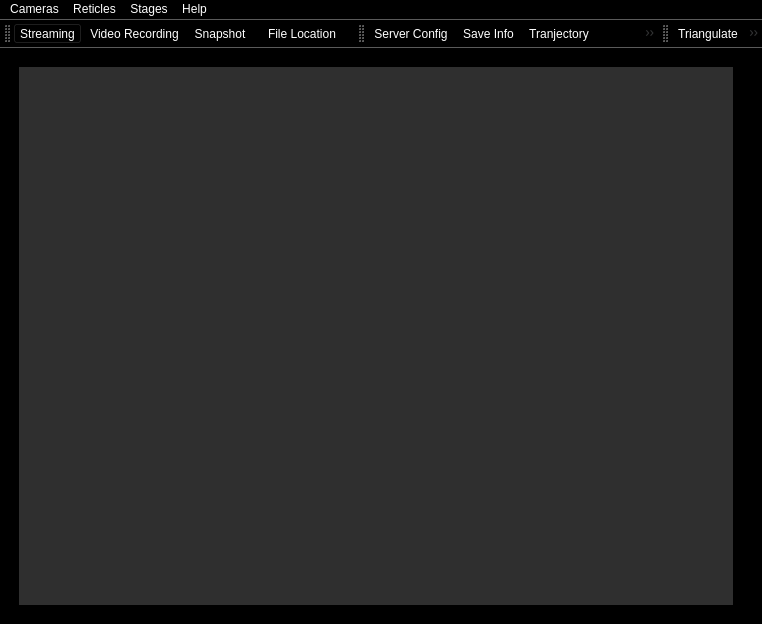
This is ui/mainWindow.ui in AllenNeuralDynamics/parallax as Qt 5 draws it before an edit. The edited form follows.
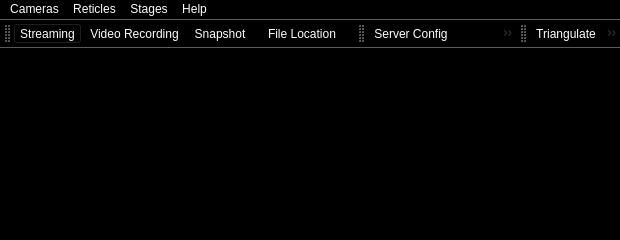
This is the edited form. Icons and pictures are not drawn.

```diff
--- a/ui/mainWindow.ui
+++ b/ui/mainWindow.ui
@@ -6,8 +6,8 @@
    <rect>
     <x>0</x>
     <y>0</y>
-    <width>762</width>
-    <height>624</height>
+    <width>620</width>
+    <height>240</height>
    </rect>
   </property>
   <property name="minimumSize">
@@ -24,28 +24,61 @@
     <normaloff>resources/sextant.png</normaloff>resources/sextant.png</iconset>
   </property>
   <property name="styleSheet">
-   <string notr="true">QWidget{
-background-color: rgb(00,00,00);
-color: #FFFFFF;
+   <string notr="true">QWidget {
+    background-color: rgb(0, 0, 0);
+    color: #FFFFFF;
 }
-QPushButton{
-	background-color: black;
+
+QPushButton {
+    background-color: black;
 }
- QPushButton:pressed {
-     background-color: rgb(224, 0, 0);     
+
+QPushButton:pressed {
+    background-color: rgb(224, 0, 0);
 }
+
 QPushButton:hover {
      background-color: rgb(100, 30, 30);
 }
+
 QPushButton#startButton:disabled:checked {
-	color: gray;
+    color: gray;
+    background-color: #ffaaaa;
 }
-QPushButton#startButton:disabled:checked {
-	background-color: #ffaaaa;
-}
+
 QPushButton#startButton:disabled:!checked {
-	background-color: lightGreen;
-}</string>
+    background-color: lightGreen;
+}
+
+QDockWidget::title {
+    color: black;
+    background-color: rgb(20, 20, 20);
+    padding-left: 5px;
+    font-weight: bold;
+}
+
+QTabBar::tab {
+    background: #2d2d2d;
+    color: white;
+    padding: 6px;
+    border: 1px solid #555;
+}
+
+QTabBar::tab:selected {
+    background: #444;
+    font-weight: bold;
+}
+
+QTabWidget::pane {
+    border-top: 2px solid #555;
+    background-color: #1e1e1e;
+}
+
+QMenuBar::item:selected {
+    background: #bbbbbb;
+    color: black;
+}
+</string>
   </property>
   <widget class="QWidget" name="centralwidget">
    <layout class="QGridLayout" name="gridLayout_2">
@@ -63,31 +96,6 @@
       <property name="bottomMargin">
        <number>10</number>
       </property>
-      <item>
-       <widget class="QMdiArea" name="mdiArea">
-        <property name="minimumSize">
-         <size>
-          <width>0</width>
-          <height>0</height>
-         </size>
-        </property>
-        <property name="styleSheet">
-         <string notr="true">QWidget{
-background-color: rgb(11,11,11);
-color: #FFFFFF;
-}</string>
-        </property>
-        <property name="background">
-         <brush brushstyle="SolidPattern">
-          <color alpha="255">
-           <red>47</red>
-           <green>47</green>
-           <blue>47</blue>
-          </color>
-         </brush>
-        </property>
-       </widget>
-      </item>
      </layout>
     </item>
    </layout>
@@ -97,7 +105,7 @@
     <rect>
      <x>0</x>
      <y>0</y>
-     <width>762</width>
+     <width>620</width>
      <height>21</height>
     </rect>
    </property>
```
Left out of the diff: 2 changed lines with no effect on the pictures.
